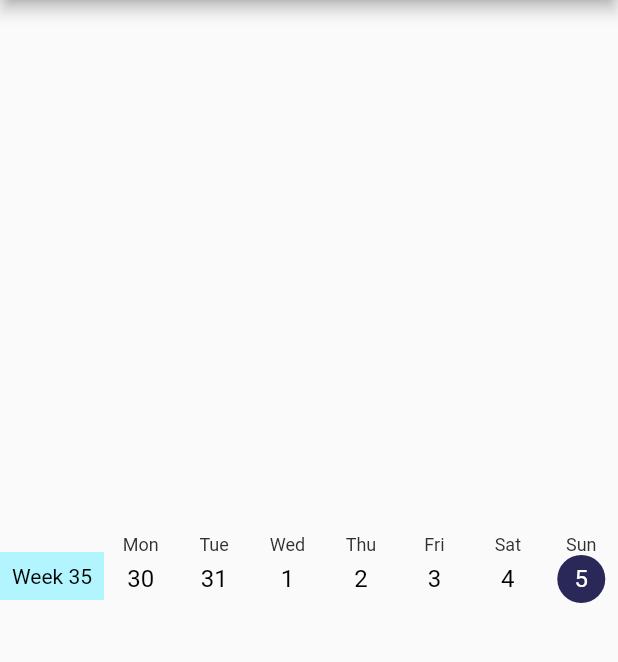
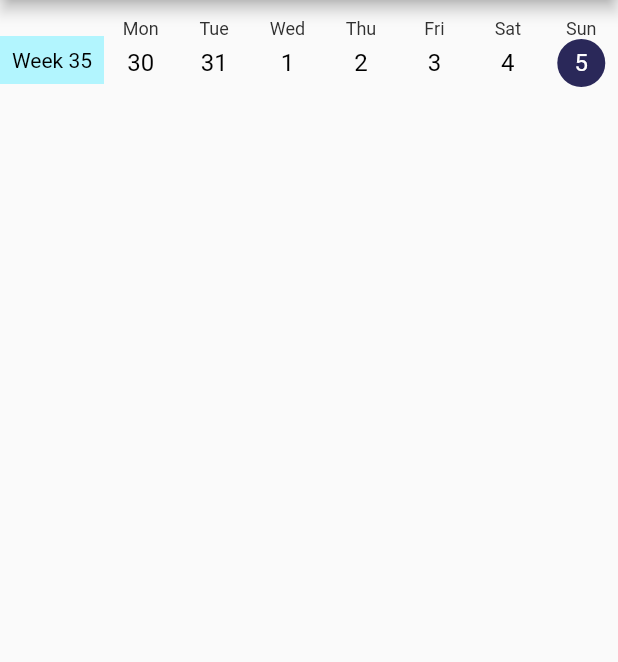
Before and after one commit to Magnuti/Weekly-Date-Picker, a Flutter app: the screen it shows after launch, on a phone screen of 412 x 824 dp, the part 84-746 px from its top. Run offline on Flutter 3.47's test engine with Material 2 defaults, Android fonts, the phone set to English and light mode, and no system bars.

Commit message:
Fixed Flutter 2 migration errors

```diff
--- a/example/lib/main.dart
+++ b/example/lib/main.dart
@@ -21,7 +21,7 @@ class MyApp extends StatelessWidget {
 }
 
 class MyHomePage extends StatefulWidget {
-  MyHomePage({Key key, this.title}) : super(key: key);
+  MyHomePage({Key? key, required this.title}) : super(key: key);
 
   final String title;
 
@@ -38,10 +38,8 @@ class _MyHomePageState extends State<MyHomePage> {
       appBar: AppBar(
         title: Text(widget.title),
       ),
-      body: Center(
-        child: Column(
-          mainAxisAlignment: MainAxisAlignment.center,
-          children: <Widget>[
+      body: Column(
+        children: [
           WeekdayScroller(
             selectedDay: _selectedDay,
             changeDay: (value) => setState(() {
@@ -50,7 +48,6 @@ class _MyHomePageState extends State<MyHomePage> {
           ),
         ],
       ),
-      ),
     );
   }
 }
--- a/lib/weekday_scroller.dart
+++ b/lib/weekday_scroller.dart
@@ -5,9 +5,9 @@ import 'package:intl/intl.dart';
 
 class WeekdayScroller extends StatefulWidget {
   WeekdayScroller({
-    Key key,
-    @required this.selectedDay,
-    @required this.changeDay,
+    Key? key,
+    required this.selectedDay,
+    required this.changeDay,
     this.weekdayText = 'Week',
     this.weekdays = const ['Mon', 'Tue', 'Wed', 'Thu', 'Fri', 'Sat', 'Sun'],
     this.backgroundColor = const Color(0xFFFAFAFA),
@@ -19,11 +19,12 @@ class WeekdayScroller extends StatefulWidget {
     this.weeknumberColor = const Color(0xFFB2F5FE),
     this.weeknumberTextColor = const Color(0xFF000000),
     this.daysInWeek = 7,
-  })  : assert(changeDay != null),
-        assert(changeDay != null),
-        super(key: key);
+  }) : super(key: key);
 
+  /// The current selected day
   final DateTime selectedDay;
+
+  /// Callback function with the new selected date
   final Function(DateTime) changeDay;
 
   /// Specifies the weekday text: default is 'Week'
@@ -66,8 +67,8 @@ class _WeekdayScrollerState extends State<WeekdayScroller> {
   final controller = PageController(initialPage: 0);
   final DateTime now = DateTime.now();
 
-  int _weeknumberNow;
-  int _weeknumberInSwipe;
+  late int _weeknumberNow;
+  late int _weeknumberInSwipe;
 
   @override
   void initState() {
```
Lines whose indentation alone changed are shown as unchanged.
